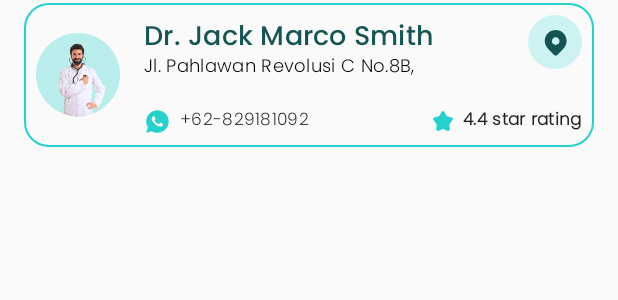
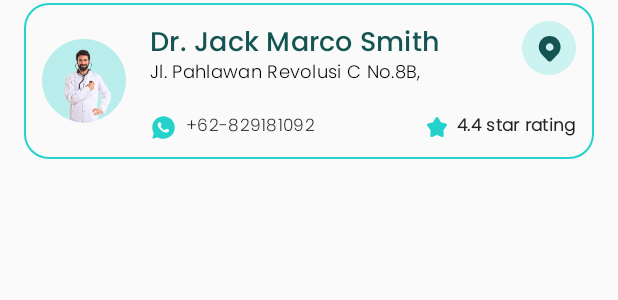
Before and after one commit to hooqii/Dentiva, an Android app: the layout item_doctor_location.xml on its own in the app's theme, with its tools: preview values and no code run, on a phone screen of 412 x 824 dp. Shown: the top 300 px of the screen. Run offline under Robolectric (Android 15) with nearby library versions, the phone set to English and light mode, and no system bars.

Commit message:
Adjust layout

```diff
--- a/app/src/main/res/layout-v26/item_doctor_location.xml
+++ b/app/src/main/res/layout-v26/item_doctor_location.xml
@@ -55,7 +55,7 @@
         android:layout_width="18dp"
         android:layout_marginStart="16dp"
         android:layout_height="18dp"
-        android:layout_marginTop="24dp"
+        android:layout_marginTop="16dp"
         android:background="@drawable/whatsapp_fill"
         app:layout_constraintBottom_toBottomOf="parent"
         app:layout_constraintStart_toEndOf="@+id/imageViewDoctor"
--- a/app/src/main/res/layout/item_doctor_location.xml
+++ b/app/src/main/res/layout/item_doctor_location.xml
@@ -3,8 +3,8 @@
     xmlns:app="http://schemas.android.com/apk/res-auto"
     android:layout_width="match_parent"
     android:layout_height="wrap_content"
-    android:padding="8dp"
     android:layout_marginVertical="2dp"
+    android:padding="12dp"
     android:layout_marginHorizontal="16dp"
     android:background="@drawable/corner_rv"
     >
```
